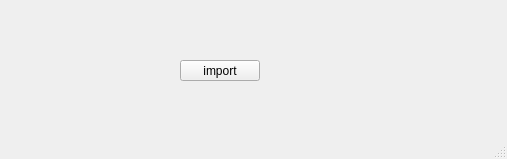
This is mainwindow.ui in szabiyako/JpegReader as Qt 5 draws it before an edit. The edited form follows.
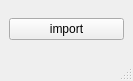
This is the edited form.

```diff
--- a/mainwindow.ui
+++ b/mainwindow.ui
@@ -6,27 +6,23 @@
    <rect>
     <x>0</x>
     <y>0</y>
-    <width>507</width>
-    <height>159</height>
+    <width>133</width>
+    <height>81</height>
    </rect>
   </property>
   <property name="windowTitle">
    <string>MainWindow</string>
   </property>
   <widget class="QWidget" name="centralwidget">
+   <layout class="QHBoxLayout" name="horizontalLayout">
+    <item>
    <widget class="QPushButton" name="pushButton">
-    <property name="geometry">
-     <rect>
-      <x>180</x>
-      <y>60</y>
-      <width>80</width>
-      <height>21</height>
-     </rect>
-    </property>
     <property name="text">
      <string>import</string>
     </property>
    </widget>
+    </item>
+   </layout>
   </widget>
   <widget class="QMenuBar" name="menubar">
    <property name="geometry">
```
Left out of the diff: 2 changed lines with no effect on the pictures. Lines whose indentation alone changed are shown as unchanged.
